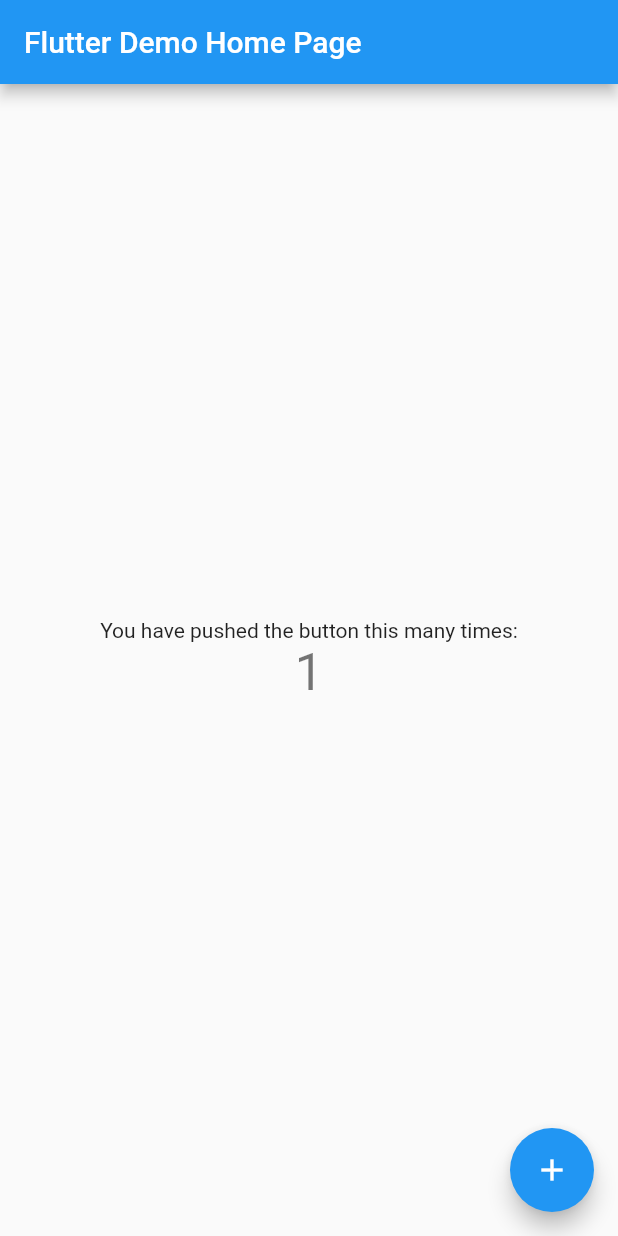
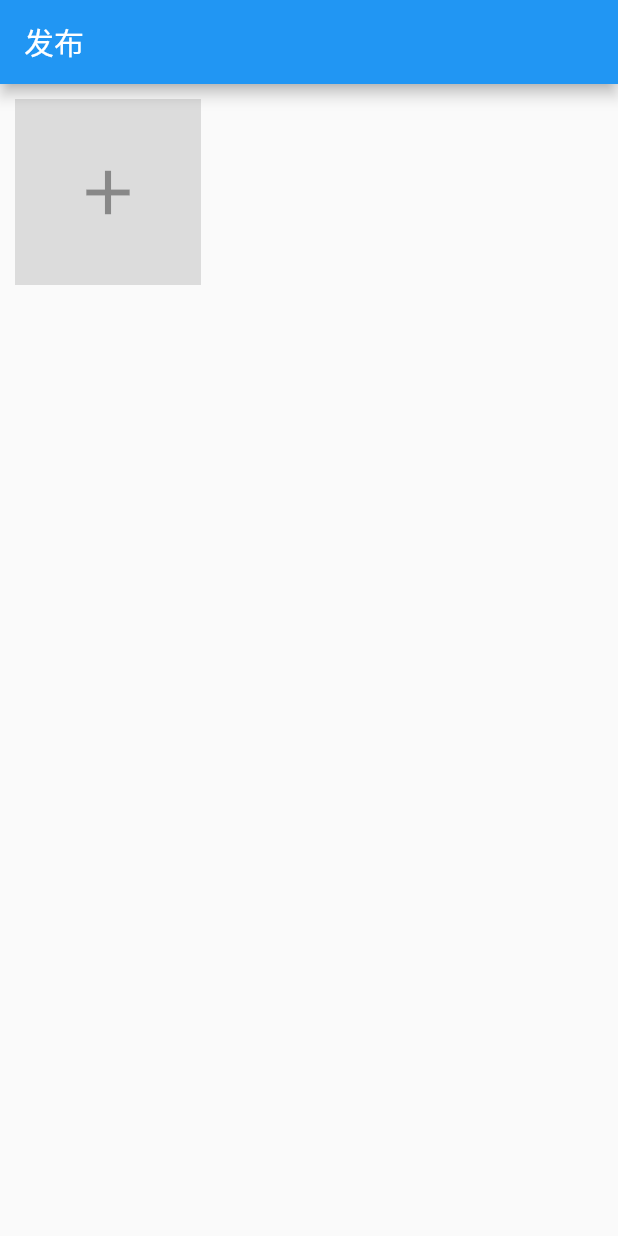
Before and after one commit to maobai405/flutter_learn_wechat, a Flutter app: the screen it shows after launch, after a tap on the "add" icon, on a phone screen of 412 x 824 dp. Run offline on Flutter 3.47's test engine with Material 2 defaults, Android fonts, the phone set to English and light mode, and no system bars; missing offline and left inert: wechat_assets_picker.

Commit message:
add -> 相册图片选取

```diff
--- /dev/null
+++ b/lib/config/init.dart
@@ -0,0 +1,5 @@
+// 图片选取组件图片间距
+const double spacing = 10.0;
+
+// 图片选取数量
+const int maxAssets = 6;
--- a/lib/main.dart
+++ b/lib/main.dart
@@ -1,4 +1,6 @@
 import 'package:flutter/material.dart';
+
+import 'pages/release.dart';
 
 void main() {
   runApp(const MyApp());
@@ -13,103 +15,9 @@ class MyApp extends StatelessWidget {
     return MaterialApp(
       title: 'Flutter Demo',
       theme: ThemeData(
-        // This is the theme of your application.
-        //
-        // Try running your application with "flutter run". You'll see the
-        // application has a blue toolbar. Then, without quitting the app, try
-        // changing the primarySwatch below to Colors.green and then invoke
-        // "hot reload" (press "r" in the console where you ran "flutter run",
-        // or simply save your changes to "hot reload" in a Flutter IDE).
-        // Notice that the counter didn't reset back to zero; the application
-        // is not restarted.
         primarySwatch: Colors.blue,
       ),
-      home: const MyHomePage(title: 'Flutter Demo Home Page'),
+      home: ReleaseEditPage(),
     );
   }
 }
-
-class MyHomePage extends StatefulWidget {
-  const MyHomePage({super.key, required this.title});
-
-  // This widget is the home page of your application. It is stateful, meaning
-  // that it has a State object (defined below) that contains fields that affect
-  // how it looks.
-
-  // This class is the configuration for the state. It holds the values (in this
-  // case the title) provided by the parent (in this case the App widget) and
-  // used by the build method of the State. Fields in a Widget subclass are
-  // always marked "final".
-
-  final String title;
-
-  @override
-  State<MyHomePage> createState() => _MyHomePageState();
-}
-
-class _MyHomePageState extends State<MyHomePage> {
-  int _counter = 0;
-
-  void _incrementCounter() {
-    setState(() {
-      // This call to setState tells the Flutter framework that something has
-      // changed in this State, which causes it to rerun the build method below
-      // so that the display can reflect the updated values. If we changed
-      // _counter without calling setState(), then the build method would not be
-      // called again, and so nothing would appear to happen.
-      _counter++;
-    });
-  }
-
-  @override
-  Widget build(BuildContext context) {
-    // This method is rerun every time setState is called, for instance as done
-    // by the _incrementCounter method above.
-    //
-    // The Flutter framework has been optimized to make rerunning build methods
-    // fast, so that you can just rebuild anything that needs updating rather
-    // than having to individually change instances of widgets.
-    return Scaffold(
-      appBar: AppBar(
-        // Here we take the value from the MyHomePage object that was created by
-        // the App.build method, and use it to set our appbar title.
-        title: Text(widget.title),
-      ),
-      body: Center(
-        // Center is a layout widget. It takes a single child and positions it
-        // in the middle of the parent.
-        child: Column(
-          // Column is also a layout widget. It takes a list of children and
-          // arranges them vertically. By default, it sizes itself to fit its
-          // children horizontally, and tries to be as tall as its parent.
-          //
-          // Invoke "debug painting" (press "p" in the console, choose the
-          // "Toggle Debug Paint" action from the Flutter Inspector in Android
-          // Studio, or the "Toggle Debug Paint" command in Visual Studio Code)
-          // to see the wireframe for each widget.
-          //
-          // Column has various properties to control how it sizes itself and
-          // how it positions its children. Here we use mainAxisAlignment to
-          // center the children vertically; the main axis here is the vertical
-          // axis because Columns are vertical (the cross axis would be
-          // horizontal).
-          mainAxisAlignment: MainAxisAlignment.center,
-          children: <Widget>[
-            const Text(
-              'You have pushed the button this many times:',
-            ),
-            Text(
-              '$_counter',
-              style: Theme.of(context).textTheme.headlineMedium,
-            ),
-          ],
-        ),
-      ),
-      floatingActionButton: FloatingActionButton(
-        onPressed: _incrementCounter,
-        tooltip: 'Increment',
-        child: const Icon(Icons.add),
-      ), // This trailing comma makes auto-formatting nicer for build methods.
-    );
-  }
-}
--- /dev/null
+++ b/lib/pages/release.dart
@@ -0,0 +1,83 @@
+import 'package:flutter/material.dart';
+import 'package:wechat_assets_picker/wechat_assets_picker.dart';
+
+import '../config/init.dart';
+
+class ReleaseEditPage extends StatefulWidget {
+  const ReleaseEditPage({super.key});
+
+  @override
+  State<ReleaseEditPage> createState() => _ReleaseEditPageState();
+}
+
+class _ReleaseEditPageState extends State<ReleaseEditPage> {
+  List<AssetEntity> selectedAssets = [];
+
+  // 图片列表
+  Widget _buildImageList() {
+    return Padding(
+      padding: const EdgeInsets.all(spacing),
+      child: LayoutBuilder(
+        builder: (BuildContext context, BoxConstraints constraints) {
+          final double width = (constraints.maxWidth - spacing * 2) / 3;
+          return Wrap(
+            spacing: spacing,
+            runSpacing: spacing,
+            children: [
+              // 渲染已选择的图片
+              ...selectedAssets.map((asset) {
+                return AssetEntityImage(
+                  isOriginal: false,
+                  asset,
+                  width: width,
+                  height: width,
+                  fit: BoxFit.cover,
+                );
+              }).toList(),
+              // 添加图片按钮
+              if (selectedAssets.length < maxAssets)
+                GestureDetector(
+                  onTap: () async {
+                    final List<AssetEntity>? result = await AssetPicker.pickAssets(
+                      context,
+                      pickerConfig: AssetPickerConfig(
+                        selectedAssets: selectedAssets,
+                        maxAssets: maxAssets,
+                      ),
+                    );
+                    setState(() {
+                      selectedAssets = result ?? [];
+                    });
+                  },
+                  child: Container(
+                    width: width,
+                    height: width,
+                    color: Colors.black12,
+                    child: const Icon(Icons.add, size: 50, color: Colors.black38),
+                  ),
+                )
+            ],
+          );
+        },
+      ),
+    );
+  }
+
+  // 主视图
+  Widget _buildView() {
+    return Column(
+      children: [
+        // 图片列表
+        _buildImageList(),
+      ],
+    );
+  }
+
+  @override
+  Widget build(BuildContext context) {
+    return Scaffold(
+      appBar: AppBar(title: Text('发布')),
+      body: _buildView(),
+    );
+  }
+}
```
